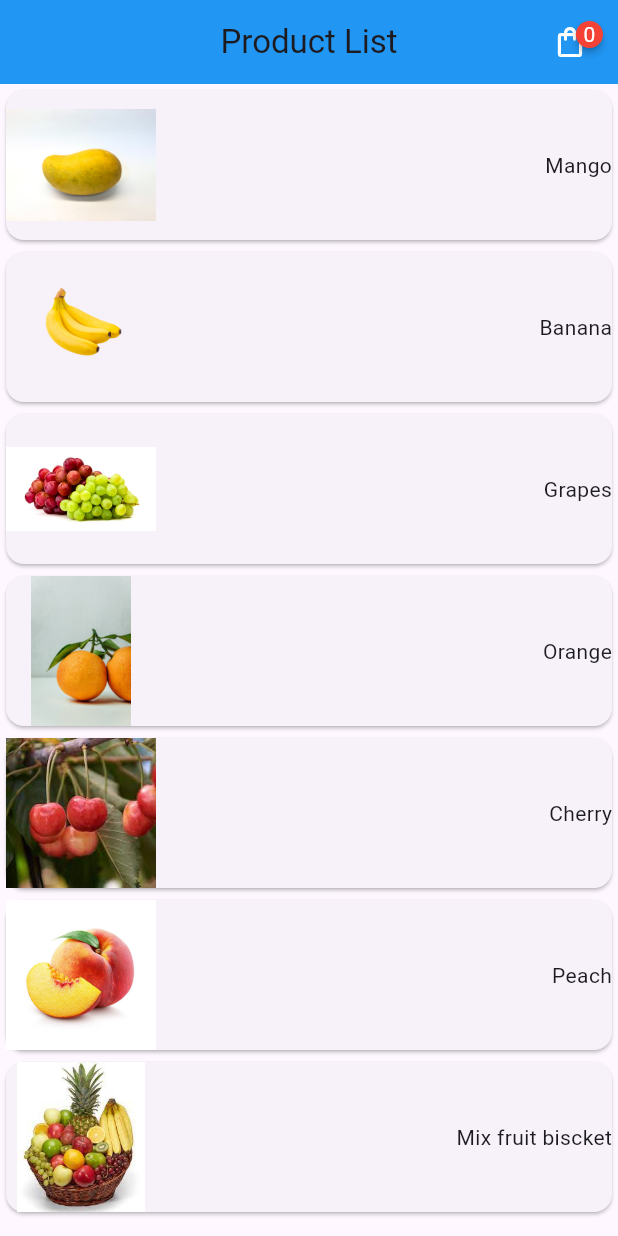
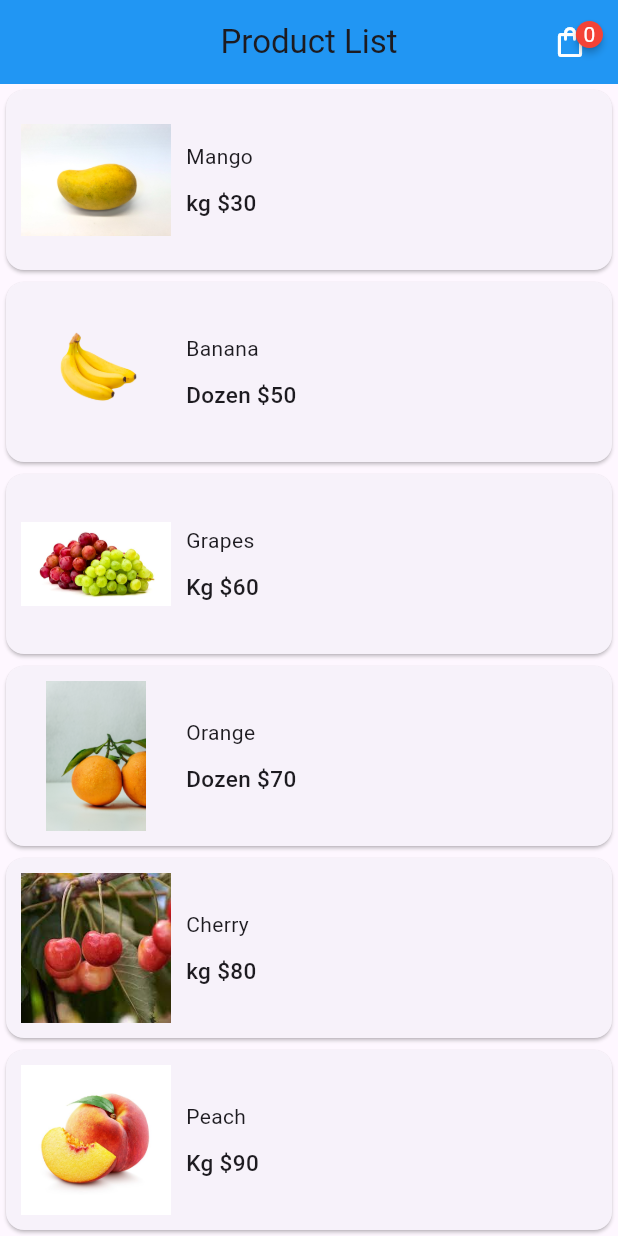
Before and after one commit to Muhammadkhabab/Shopping-Fruite-cart-app, a Flutter app: the screen it shows after launch, on a phone screen of 412 x 824 dp. Run offline on Flutter 3.47's test engine with Material 2 defaults, Android fonts, the phone set to English and light mode, and no system bars; drawn by our look-alikes of badges.

Commit message:
2nd commit

```diff
--- a/lib/Product list/product_list.dart
+++ b/lib/Product list/product_list.dart
@@ -71,20 +71,48 @@ class _ProductListScreenState extends State<ProductListScreen> {
                 itemCount: productName.length,
                 itemBuilder: (BuildContext context, int index) {
                   return Card(
+                    child: Padding(
+                      padding: const EdgeInsets.all(10),
                       child: Column(
+                        mainAxisAlignment: MainAxisAlignment.center,
+                        crossAxisAlignment: CrossAxisAlignment.start,
                         children: [
                           Row(
-                          mainAxisAlignment: MainAxisAlignment.spaceBetween,
+                            mainAxisAlignment: MainAxisAlignment.start,
+                            crossAxisAlignment: CrossAxisAlignment.center,
+                            mainAxisSize: MainAxisSize.max,
                             children: [
                               SizedBox(
                                 height: 100,
                                 width: 100,
                                 child: Image.asset(productImage[index]),
                               ),
-                            Text(productName[index])
+                              const SizedBox(
+                                width: 10,
+                              ),
+                              Column(
+                                mainAxisAlignment: MainAxisAlignment.start,
+                                crossAxisAlignment: CrossAxisAlignment.start,
+                                children: [
+                                  Text(productName[index]),
+                                  const SizedBox(
+                                    height: 10,
+                                  ),
+                                  Text(
+                                    productUnit[index] +
+                                        " "
+                                            r"$" +
+                                        productPrice[index].toString(),
+                                    style: const TextStyle(
+                                        fontSize: 15,
+                                        fontWeight: FontWeight.w500),
+                                  )
                                 ],
                               )
                             ],
+                          )
+                        ],
+                      ),
                     ),
                   );
                 },
--- a/lib/main.dart
+++ b/lib/main.dart
@@ -4,7 +4,6 @@ import 'package:shopping_cart/Product%20list/product_list.dart';
 void main() {
   runApp(const MyApp());
 }
-
 class MyApp extends StatelessWidget {
   const MyApp({super.key});
   // This widget is the root of your application.
```
Lines whose indentation alone changed are shown as unchanged.
